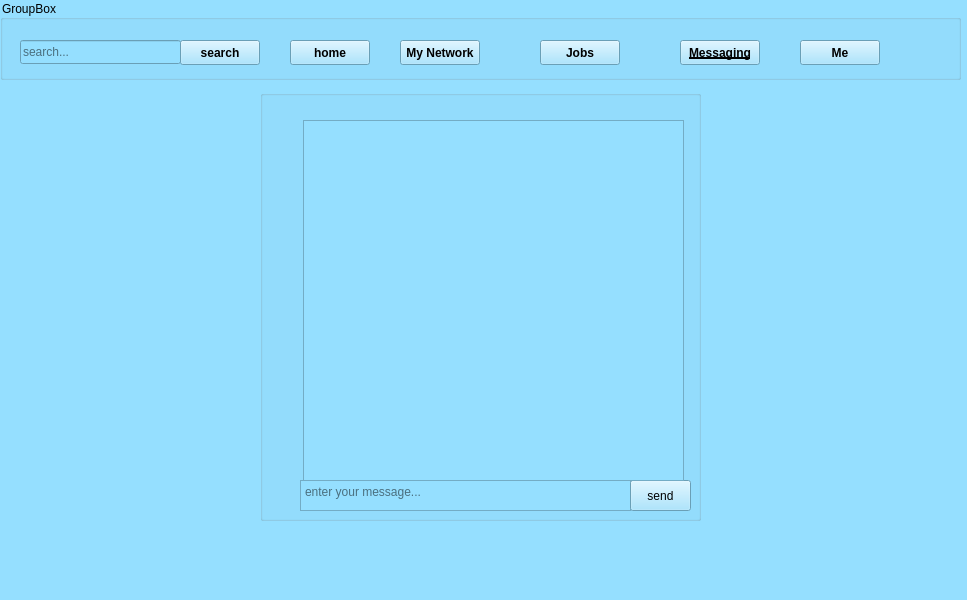
Old version of the form messeging.ui in the repository white-vessel/eyd-project.
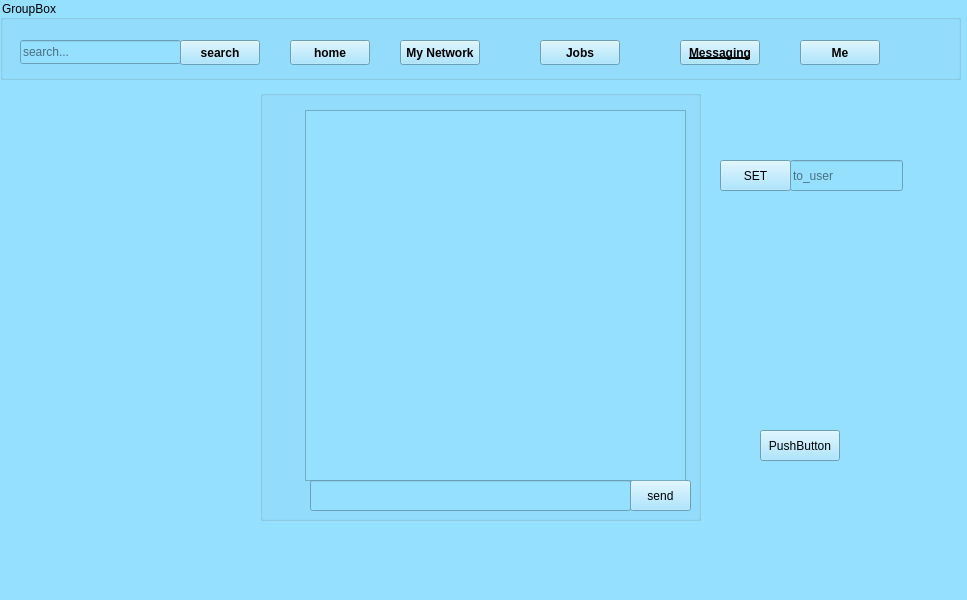
New version of the form.

```diff
--- a/messeging.ui
+++ b/messeging.ui
@@ -181,19 +181,6 @@
     <property name="title">
      <string/>
     </property>
-    <widget class="QTextEdit" name="textEdit">
-     <property name="geometry">
-      <rect>
-       <x>40</x>
-       <y>390</y>
-       <width>331</width>
-       <height>31</height>
-      </rect>
-     </property>
-     <property name="placeholderText">
-      <string>enter your message...</string>
-     </property>
-    </widget>
     <widget class="QPushButton" name="pushButton_6">
      <property name="geometry">
       <rect>
@@ -207,16 +194,65 @@
       <string>send</string>
      </property>
     </widget>
-    <widget class="QTextEdit" name="textEdit_2">
+    <widget class="QTableView" name="tableView">
      <property name="geometry">
       <rect>
-       <x>43</x>
-       <y>30</y>
+       <x>45</x>
+       <y>20</y>
        <width>381</width>
-       <height>361</height>
+       <height>371</height>
       </rect>
      </property>
     </widget>
+    <widget class="QLineEdit" name="lineEdit_3">
+     <property name="geometry">
+      <rect>
+       <x>50</x>
+       <y>390</y>
+       <width>321</width>
+       <height>31</height>
+      </rect>
+     </property>
+    </widget>
+   </widget>
+   <widget class="QPushButton" name="pushButton_7">
+    <property name="geometry">
+     <rect>
+      <x>760</x>
+      <y>430</y>
+      <width>80</width>
+      <height>31</height>
+     </rect>
+    </property>
+    <property name="text">
+     <string>PushButton</string>
+    </property>
+   </widget>
+   <widget class="QLineEdit" name="lineEdit_2">
+    <property name="geometry">
+     <rect>
+      <x>790</x>
+      <y>160</y>
+      <width>113</width>
+      <height>31</height>
+     </rect>
+    </property>
+    <property name="placeholderText">
+     <string>to_user</string>
+    </property>
+   </widget>
+   <widget class="QPushButton" name="pushButton_8">
+    <property name="geometry">
+     <rect>
+      <x>720</x>
+      <y>160</y>
+      <width>71</width>
+      <height>31</height>
+     </rect>
+    </property>
+    <property name="text">
+     <string>SET</string>
+    </property>
    </widget>
   </widget>
   <widget class="QMenuBar" name="menubar">
```
